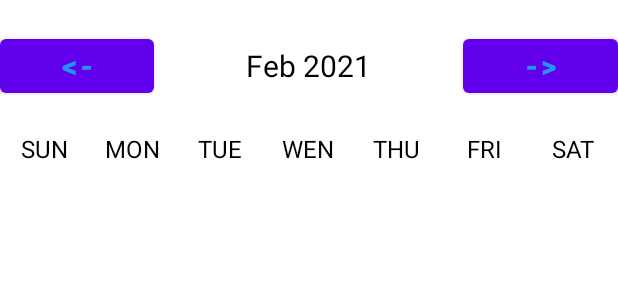
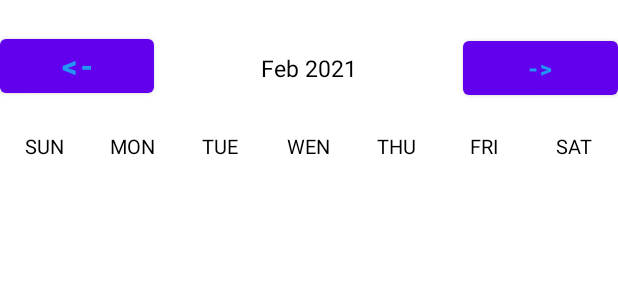
Before and after one commit to freean2468/project_shimpyo, an Android app: the layout fragment03_ver2.xml on its own in the app's theme, with its tools: preview values and no code run, on a phone screen of 412 x 824 dp. Shown: the top 300 px of the screen. Run offline under Robolectric (Android 15) with nearby library versions, the phone set to English and light mode, and no system bars; network calls fail.

```diff
--- a/android/app/src/main/java/com/mirae/shimpyo/activity/ActivityQA.java
+++ b/android/app/src/main/java/com/mirae/shimpyo/activity/ActivityQA.java
@@ -46,7 +46,7 @@ public class ActivityQA extends AppCompatActivity {
         no = intent.getStringExtra("no");
         int dayOfYear = Calendar.getInstance().get(Calendar.DAY_OF_YEAR);
 
-        Log.i(getString(R.string.TAG_SERVER), "ActivityQA onCreate no : " + no);
+        Log.i(getString(R.string.tag_server), "ActivityQA onCreate no : " + no);
 
         ObjectVolley objectVolley = ObjectVolley.getInstance(this);
 
@@ -62,7 +62,7 @@ public class ActivityQA extends AppCompatActivity {
                     fragment01.setPhoto(this.photo);
                 }
             },
-            error -> { Log.e(getString(R.string.TAG_SERVER), "RequestLogin error"); }
+            error -> { Log.e(getString(R.string.tag_server), "RequestLogin error"); }
         );
     }
 
--- a/android/app/src/main/java/com/mirae/shimpyo/fragment/Fragment01.java
+++ b/android/app/src/main/java/com/mirae/shimpyo/fragment/Fragment01.java
@@ -68,10 +68,10 @@ public class Fragment01 extends Fragment {
                 new ObjectVolley.RequestAnswerListener() {
                     @Override
                     public void jobToDo() {
-                        Log.e(getString(R.string.TAG_SERVER), "응답 성공");
+                        Log.e(getString(R.string.tag_server), "응답 성공");
                     }
                 },
-                error -> { Log.e(getString(R.string.TAG_SERVER), error.toString()); }
+                error -> { Log.e(getString(R.string.tag_server), error.toString()); }
             );
         });
 
--- a/android/app/src/main/java/com/mirae/shimpyo/object/ObjectVolley.java
+++ b/android/app/src/main/java/com/mirae/shimpyo/object/ObjectVolley.java
@@ -186,7 +186,7 @@ public class ObjectVolley {
 
         @Override
         public void onResponse(JSONObject response) {
-            Log.d(ctx.getString(R.string.TAG_SERVER), response.toString());
+            Log.d(ctx.getString(R.string.tag_server), response.toString());
             jobToDo();
         }
 
--- a/android/app/src/main/res/layout/fragment03_ver2.xml
+++ b/android/app/src/main/res/layout/fragment03_ver2.xml
@@ -33,7 +33,7 @@
             android:text="Feb 2021"
             android:gravity="center"
             android:textColor="@color/black"
-            android:textSize="20sp" />
+            android:textSize="15sp" />
 
         <Button
             android:id="@+id/buttonNextMonth"
@@ -43,7 +43,7 @@
             android:background="@null"
             android:text="-&gt;"
             android:textColor="#2196F3"
-            android:textSize="20sp"
+            android:textSize="15sp"
             android:textStyle="bold" />
 
     </LinearLayout>
@@ -60,7 +60,7 @@
             android:text="SUN"
             android:gravity="center"
             android:textColor="@color/black"
-            android:textSize="16sp" />
+            android:textSize="13sp" />
 
         <TextView
             android:layout_width="0dp"
@@ -69,7 +69,7 @@
             android:text="MON"
             android:gravity="center"
             android:textColor="@color/black"
-            android:textSize="16sp" />
+            android:textSize="13sp" />
 
         <TextView
             android:layout_width="0dp"
@@ -78,7 +78,7 @@
             android:text="TUE"
             android:gravity="center"
             android:textColor="@color/black"
-            android:textSize="16sp" />
+            android:textSize="13sp" />
 
         <TextView
             android:layout_width="0dp"
@@ -87,7 +87,7 @@
             android:text="WEN"
             android:gravity="center"
             android:textColor="@color/black"
-            android:textSize="16sp" />
+            android:textSize="13sp" />
 
         <TextView
             android:layout_width="0dp"
@@ -96,7 +96,7 @@
             android:text="THU"
             android:gravity="center"
             android:textColor="@color/black"
-            android:textSize="16sp" />
+            android:textSize="13sp" />
 
         <TextView
             android:layout_width="0dp"
@@ -105,7 +105,7 @@
             android:text="FRI"
             android:gravity="center"
             android:textColor="@color/black"
-            android:textSize="16sp" />
+            android:textSize="13sp" />
 
         <TextView
             android:layout_width="0dp"
@@ -114,7 +114,7 @@
             android:text="SAT"
             android:gravity="center"
             android:textColor="@color/black"
-            android:textSize="16sp" />
+            android:textSize="13sp" />
 
     </LinearLayout>
 
--- a/android/app/src/main/res/values/strings.xml
+++ b/android/app/src/main/res/values/strings.xml
@@ -6,5 +6,5 @@
     <string name="url_selectAll">db/selectAll</string>
     <string name="url_answer">service/answer/1?</string>
     <string name="kakao_app_key">7296adf98bdaa2d1a1f8e38c38b448db</string>
-    <string name="TAG_SERVER">res_server</string>
+    <string name="tag_server">res_server</string>
 </resources>
```
Also changed, not shown: android/app/src/main/java/com/mirae/shimpyo/holder/HolderViewCalendar.java (+7 -0 lines), android/app/src/main/res/layout/calendar_cell.xml (+20 -9 lines).
